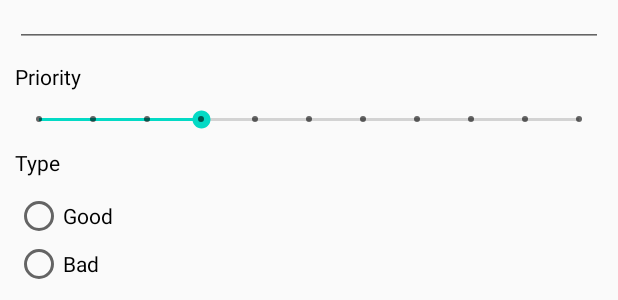
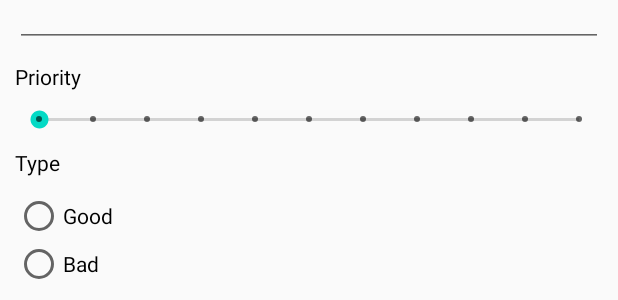
Before and after one commit to Yewert/android_course_app, an Android app: the layout fragment_habit_edit.xml on its own in the app's theme, with its tools: preview values and no code run, on a phone screen of 412 x 824 dp. Shown: the part 207-507 px from the top of the screen. Run offline under Robolectric (Android 15) with nearby library versions, the phone set to English and light mode, and no system bars.

Commit message:
added habit edit viewmodel

```diff
--- a/app/build.gradle
+++ b/app/build.gradle
@@ -14,6 +14,10 @@ android {
         versionName "1.0"
 
         testInstrumentationRunner "androidx.test.runner.AndroidJUnitRunner"
+    }
+
+    dataBinding {
+        enabled = true
     }
 
     compileOptions {
--- a/app/src/main/java/com/example/hw03/Habit.kt
+++ b/app/src/main/java/com/example/hw03/Habit.kt
@@ -15,7 +15,7 @@ data class Habit(
     val id: UUID = UUID.randomUUID()
 ) : Parcelable {
     companion object {
-        val default: Habit
-            get() = Habit("a", "b", 1, "Good", 1, 1, UUID.randomUUID())
+        val empty: Habit
+            get() = Habit("name", "description", 1, "Good", 1, 1, UUID.randomUUID())
     }
 }
--- a/app/src/main/res/layout/bottom_sheet_layout.xml
+++ b/app/src/main/res/layout/bottom_sheet_layout.xml
@@ -26,7 +26,7 @@
         android:id="@+id/filter_set"
         android:layout_width="match_parent"
         android:layout_height="wrap_content"
-        android:text="Searcg" />
+        android:text="Search" />
 
     <Button
         android:id="@+id/filter_unset"
--- a/app/src/main/res/layout/fragment_habit_edit.xml
+++ b/app/src/main/res/layout/fragment_habit_edit.xml
@@ -1,8 +1,20 @@
 <?xml version="1.0" encoding="utf-8"?>
-<androidx.constraintlayout.widget.ConstraintLayout xmlns:android="http://schemas.android.com/apk/res/android"
-    xmlns:app="http://schemas.android.com/apk/res-auto"
+<layout xmlns:android="http://schemas.android.com/apk/res/android"
+    xmlns:app="http://schemas.android.com/apk/res-auto">
+
+    <data>
+
+        <import type="android.view.View" />
+
+        <variable
+            name="viewModel"
+            type="com.example.hw03.HabitEditViewModel" />
+    </data>
+
+    <androidx.constraintlayout.widget.ConstraintLayout
         android:layout_width="match_parent"
         android:layout_height="match_parent">
+
 
         <ScrollView
             android:layout_width="match_parent"
@@ -36,7 +48,8 @@
                         android:layout_width="match_parent"
                         android:layout_height="wrap_content"
                         android:ems="10"
-                    android:inputType="textPersonName" />
+                        android:inputType="textPersonName"
+                        android:text="@={viewModel.name}" />
                 </LinearLayout>
 
                 <LinearLayout
@@ -62,7 +75,8 @@
                         android:inputType="textMultiLine"
                         android:maxLines="10"
                         android:scrollbars="vertical"
-                    android:scrollHorizontally="false" />
+                        android:scrollHorizontally="false"
+                        android:text="@={viewModel.description}" />
 
                 </LinearLayout>
 
@@ -86,7 +100,7 @@
                         android:layout_width="match_parent"
                         android:layout_height="wrap_content"
                         android:max="10"
-                    android:progress="3" />
+                        android:progress="@={viewModel.priority}" />
                 </LinearLayout>
 
                 <LinearLayout
@@ -149,7 +163,8 @@
                             android:layout_width="100dp"
                             android:layout_height="wrap_content"
                             android:ems="10"
-                        android:inputType="number" />
+                            android:inputType="number"
+                            android:text="@={viewModel.repetitions}" />
 
                     </LinearLayout>
 
@@ -171,7 +186,8 @@
                             android:layout_width="100dp"
                             android:layout_height="wrap_content"
                             android:ems="10"
-                        android:inputType="number" />
+                            android:inputType="number"
+                            android:text="@={viewModel.period}" />
                     </LinearLayout>
 
                 </LinearLayout>
@@ -186,3 +202,4 @@
         </ScrollView>
 
     </androidx.constraintlayout.widget.ConstraintLayout>
+</layout>
--- a/app/src/main/res/layout/fragment_habits_view.xml
+++ b/app/src/main/res/layout/fragment_habits_view.xml
@@ -13,6 +13,7 @@
         <LinearLayout
             android:layout_width="match_parent"
             android:layout_height="match_parent"
+            android:layout_marginBottom="60dp"
             android:orientation="vertical">
 
             <com.google.android.material.tabs.TabLayout
```
Also changed, not shown: app/src/main/java/com/example/hw03/HabitEditFragment.kt (+36 -42 lines), app/src/main/java/com/example/hw03/HabitEditViewModel.kt (added, +53 -0 lines), app/src/main/java/com/example/hw03/MainActivity.kt (+7 -7 lines). Lines whose indentation alone changed are shown as unchanged.
